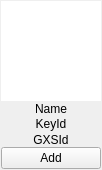
Before: the Qt Designer form retroshare-gui/src/gui/People/IdentityWidget.ui in RetroShare/RetroShare, drawn with Qt 5.
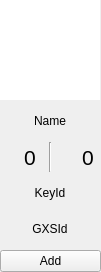
After: the same form once the commit is applied. Icons and pictures are not drawn. Custom widgets are drawn as their Qt base class.

```diff
--- a/retroshare-gui/src/gui/People/IdentityWidget.ui
+++ b/retroshare-gui/src/gui/People/IdentityWidget.ui
@@ -6,18 +6,96 @@
    <rect>
     <x>0</x>
     <y>0</y>
-    <width>102</width>
-    <height>170</height>
+    <width>101</width>
+    <height>272</height>
    </rect>
   </property>
-  <layout class="QVBoxLayout" name="verticalLayout">
-   <property name="spacing">
+  <layout class="QGridLayout" name="gridLayout">
+   <property name="leftMargin">
     <number>0</number>
    </property>
-   <property name="margin">
-    <number>1</number>
+   <property name="topMargin">
+    <number>0</number>
    </property>
-   <item>
+   <property name="rightMargin">
+    <number>0</number>
+   </property>
+   <property name="bottomMargin">
+    <number>0</number>
+   </property>
+   <property name="horizontalSpacing">
+    <number>0</number>
+   </property>
+   <item row="1" column="0">
+    <widget class="ElidedLabel" name="labelName">
+     <property name="minimumSize">
+      <size>
+       <width>0</width>
+       <height>15</height>
+      </size>
+     </property>
+     <property name="maximumSize">
+      <size>
+       <width>100</width>
+       <height>16777215</height>
+      </size>
+     </property>
+     <property name="text">
+      <string>Name</string>
+     </property>
+     <property name="scaledContents">
+      <bool>true</bool>
+     </property>
+     <property name="alignment">
+      <set>Qt::AlignCenter</set>
+     </property>
+    </widget>
+   </item>
+   <item row="3" column="0">
+    <widget class="GxsIdLabel" name="labelKeyId">
+     <property name="minimumSize">
+      <size>
+       <width>0</width>
+       <height>15</height>
+      </size>
+     </property>
+     <property name="maximumSize">
+      <size>
+       <width>100</width>
+       <height>16777215</height>
+      </size>
+     </property>
+     <property name="text">
+      <string>KeyId</string>
+     </property>
+     <property name="alignment">
+      <set>Qt::AlignCenter</set>
+     </property>
+    </widget>
+   </item>
+   <item row="4" column="0">
+    <widget class="GxsIdLabel" name="labelGXSId">
+     <property name="minimumSize">
+      <size>
+       <width>0</width>
+       <height>15</height>
+      </size>
+     </property>
+     <property name="maximumSize">
+      <size>
+       <width>100</width>
+       <height>16777215</height>
+      </size>
+     </property>
+     <property name="text">
+      <string>GXSId</string>
+     </property>
+     <property name="alignment">
+      <set>Qt::AlignCenter</set>
+     </property>
+    </widget>
+   </item>
+   <item row="0" column="0">
     <widget class="QGraphicsView" name="graphicsView">
      <property name="minimumSize">
       <size>
@@ -53,76 +131,89 @@
      </property>
     </widget>
    </item>
-   <item>
-    <widget class="ElidedLabel" name="labelName">
-     <property name="minimumSize">
-      <size>
-       <width>0</width>
-       <height>15</height>
-      </size>
+   <item row="2" column="0">
+    <layout class="QHBoxLayout" name="avatarOpinionHLayout_2">
+     <property name="spacing">
+      <number>6</number>
      </property>
+     <item>
+      <widget class="QLabel" name="label_PosIcon_2">
      <property name="maximumSize">
       <size>
-       <width>100</width>
-       <height>16777215</height>
+         <width>24</width>
+         <height>24</height>
       </size>
      </property>
      <property name="text">
-      <string>Name</string>
-     </property>
+        <string/>
+       </property>
+       <property name="pixmap">
+        <pixmap resource="../icons.qrc">:/icons/png/thumbs-up.png</pixmap>
+       </property>
      <property name="scaledContents">
       <bool>true</bool>
      </property>
-     <property name="alignment">
-      <set>Qt::AlignCenter</set>
-     </property>
     </widget>
    </item>
    <item>
-    <widget class="ElidedLabel" name="labelKeyId">
-     <property name="minimumSize">
-      <size>
-       <width>0</width>
-       <height>15</height>
-      </size>
-     </property>
-     <property name="maximumSize">
-      <size>
-       <width>100</width>
-       <height>16777215</height>
-      </size>
+      <widget class="QLabel" name="labelPositive">
+       <property name="font">
+        <font>
+         <pointsize>16</pointsize>
+        </font>
+       </property>
+       <property name="toolTip">
+        <string>Positive votes</string>
      </property>
      <property name="text">
-      <string>KeyId</string>
-     </property>
-     <property name="alignment">
-      <set>Qt::AlignCenter</set>
-     </property>
+        <string>0</string>
+       </property>
     </widget>
    </item>
    <item>
-    <widget class="ElidedLabel" name="labelGXSId">
-     <property name="minimumSize">
-      <size>
-       <width>0</width>
-       <height>15</height>
-      </size>
-     </property>
+      <widget class="Line" name="line_Opinion_2">
+       <property name="orientation">
+        <enum>Qt::Vertical</enum>
+       </property>
+      </widget>
+     </item>
+     <item>
+      <widget class="QLabel" name="label_NegIcon_2">
      <property name="maximumSize">
       <size>
-       <width>100</width>
-       <height>16777215</height>
+         <width>24</width>
+         <height>24</height>
       </size>
      </property>
      <property name="text">
-      <string>GXSId</string>
-     </property>
-     <property name="alignment">
-      <set>Qt::AlignCenter</set>
-     </property>
+        <string/>
+       </property>
+       <property name="pixmap">
+        <pixmap resource="../icons.qrc">:/icons/png/thumbs-down.png</pixmap>
+       </property>
+       <property name="scaledContents">
+        <bool>true</bool>
+       </property>
     </widget>
    </item>
    <item>
+      <widget class="QLabel" name="labelNegative">
+       <property name="font">
+        <font>
+         <pointsize>16</pointsize>
+        </font>
+       </property>
+       <property name="toolTip">
+        <string>Negative votes</string>
+       </property>
+       <property name="text">
+        <string>0</string>
+       </property>
+      </widget>
+     </item>
+    </layout>
+   </item>
+   <item row="5" column="0" colspan="2">
     <widget class="QPushButton" name="pbAdd">
      <property name="text">
       <string>Add</string>
@@ -138,6 +229,11 @@
    <header location="global">gui/common/ElidedLabel.h</header>
    <container>1</container>
   </customwidget>
+  <customwidget>
+   <class>GxsIdLabel</class>
+   <extends>QLabel</extends>
+   <header>gui/gxs/GxsIdLabel.h</header>
+  </customwidget>
  </customwidgets>
  <resources>
   <include location="../images.qrc"/>
```
Left out of the diff: 3 changed lines with no effect on the pictures. Lines whose indentation alone changed are shown as unchanged.
